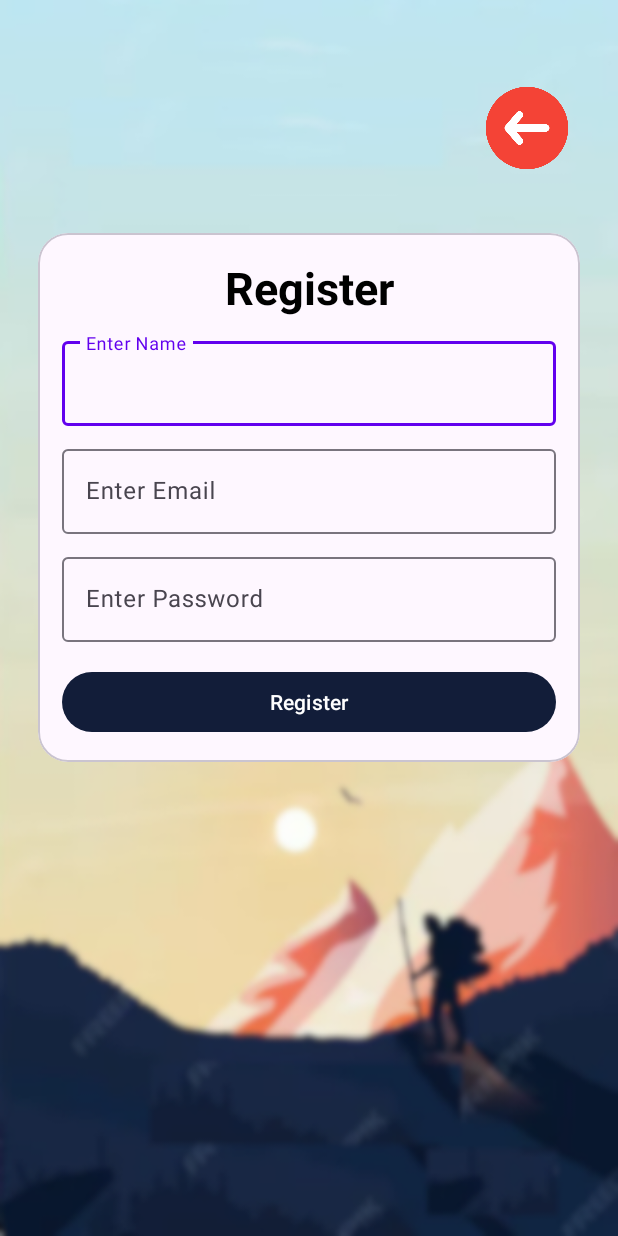
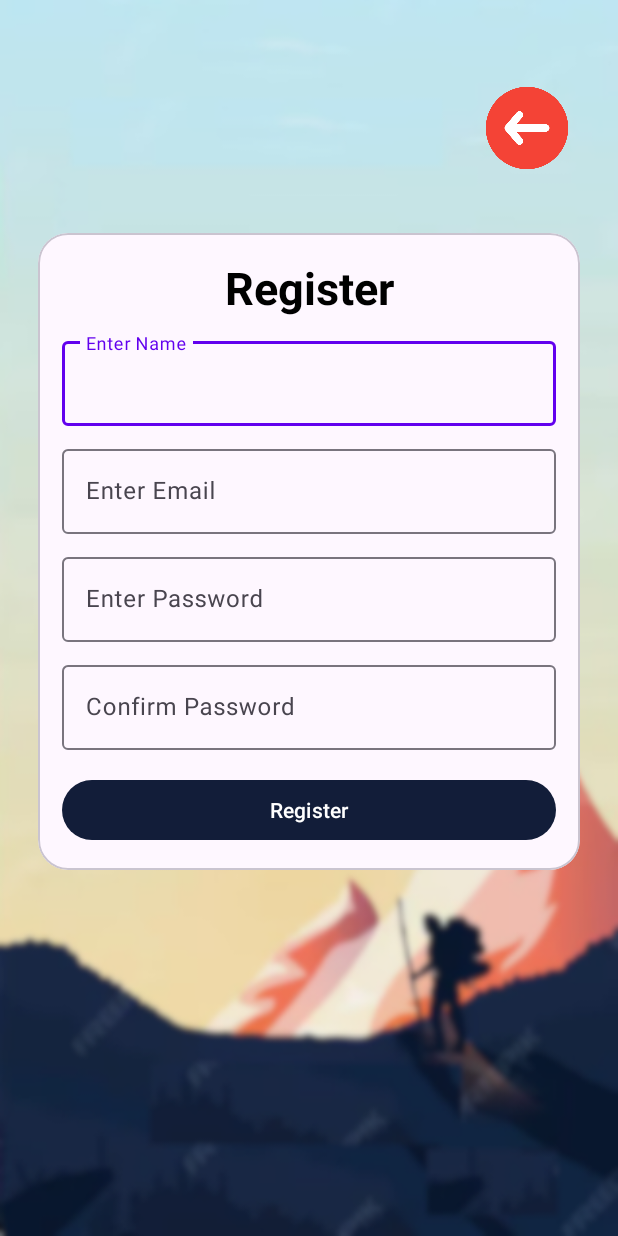
Before and after one commit to V-Sharanya/MapMyMoments, an Android app: the signupscreen screen opened directly, with no data from a screen before it, on a phone screen of 412 x 824 dp. Run offline under Robolectric (Android 15) with nearby library versions, the phone set to English and light mode, and no system bars.

Commit message:
Signup page -confirmPassword field is now added and other finishing touches

```diff
--- a/app/src/main/res/layout/activity_signupscreen.xml
+++ b/app/src/main/res/layout/activity_signupscreen.xml
@@ -95,6 +95,22 @@
                     android:textColorHint="#7A8089"/>
             </com.google.android.material.textfield.TextInputLayout>
 
+            <com.google.android.material.textfield.TextInputLayout
+                android:layout_width="match_parent"
+                android:layout_height="wrap_content"
+                style="@style/ThemeOverlay.Material3.AutoCompleteTextView.OutlinedBox"
+                android:layout_marginTop="10dp">
+
+                <androidx.appcompat.widget.AppCompatEditText
+                    android:layout_width="match_parent"
+                    android:layout_height="wrap_content"
+                    android:hint="Confirm Password"
+                    android:id="@+id/edtConfirmPass"
+                    android:inputType="textPassword"
+                    android:textColor="#363A43"
+                    android:textColorHint="#7A8089"/>
+            </com.google.android.material.textfield.TextInputLayout>
+
             <Button
                 android:id="@+id/btnStart"
                 android:layout_marginTop="16dp"
```
Also changed, not shown: app/src/main/java/com/sharanya/mmm/signupscreen.kt (+59 -6 lines).
